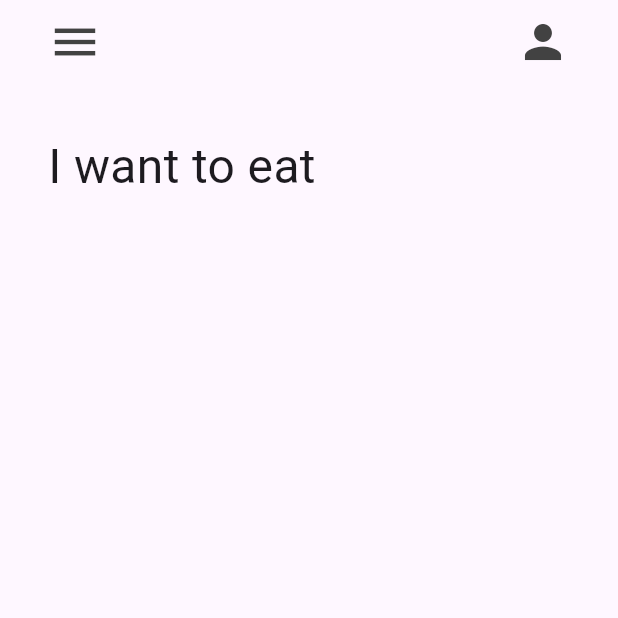
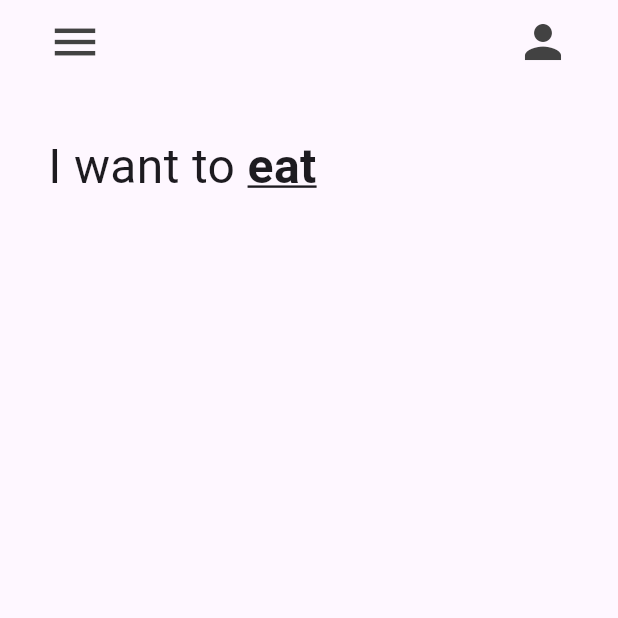
Before and after one commit to Chryrene/reto1_donut_app_victor_pasos, a Flutter app: the screen it shows after launch, on a phone screen of 412 x 824 dp, the top half of it. Run offline on Flutter 3.47's test engine with Material 3 defaults, Android fonts, the phone set to English and light mode, and no system bars.

Commit message:
Añadiendo texto principal 2

```diff
--- a/lib/pages/home_page.dart
+++ b/lib/pages/home_page.dart
@@ -54,7 +54,11 @@ class _HomepageState extends State<HomePage> {
                 ),
                 Text(
                   'eat',
-                  style: TextStyle(fontSize: 32),
+                  style: TextStyle(
+                    fontSize: 32,
+                    fontWeight: FontWeight.bold, // Negritas
+                    decoration: TextDecoration.underline, // Subrayado
+                  ),
                 ),
               ],
             ),
```
